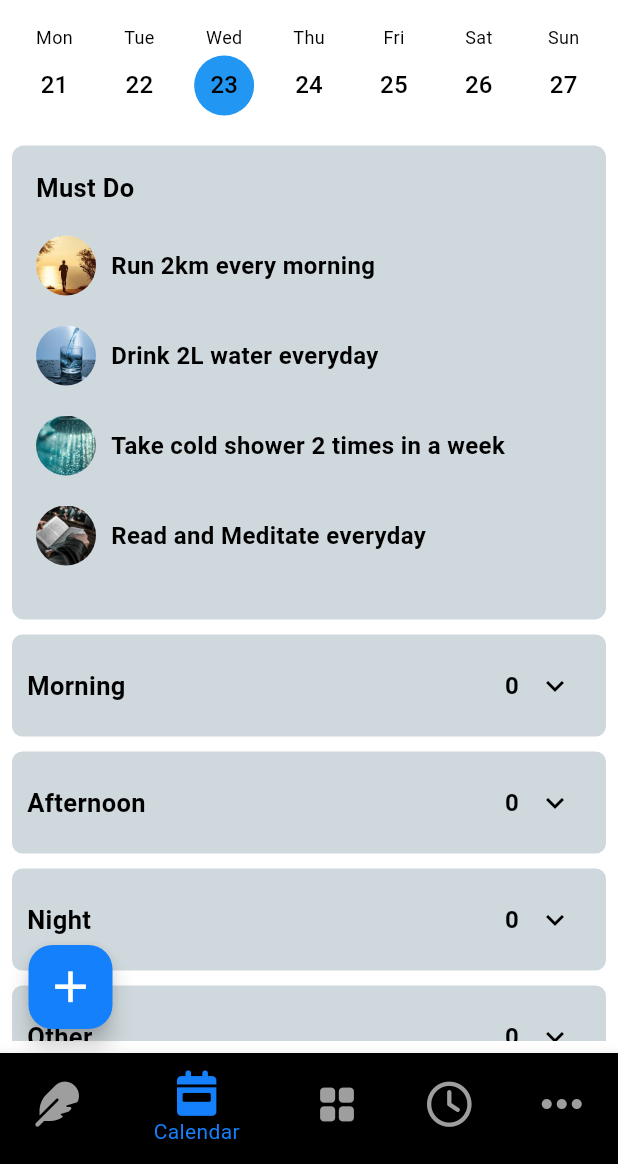
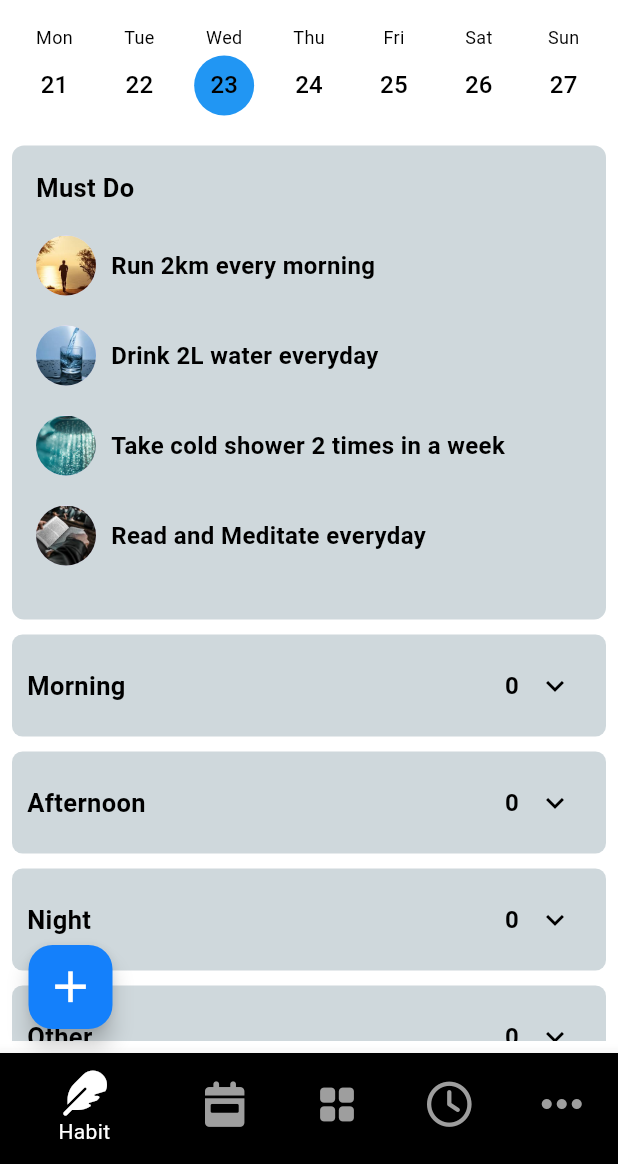
Before and after one commit to Rabeeheee/Track, a Flutter app: the HabitScreen screen opened directly, on a phone screen of 412 x 824 dp, the part 72-1236 px from its top. Run offline on Flutter 3.47's test engine with Material 3 defaults, Android fonts, the phone set to English and light mode, and no system bars; our stand-ins replace fl_chart, flutter_local_notifications, font_awesome_flutter, hive, hive_flutter, image_picker and 3 more; missing offline and left inert: iconify_flutter; accounts and stored records are empty.

```diff
--- a/analysis_options.yaml
+++ b/analysis_options.yaml
@@ -7,6 +7,9 @@
 
 # The following line activates a set of recommended lints for Flutter apps,
 # packages, and plugins designed to encourage good coding practices.
+analyzer:
+  errors:
+    non_constant_identifier_names: ignore
 include: package:flutter_lints/flutter.yaml
 
 linter:
--- a/lib/pages/tabs/habit_screen.dart
+++ b/lib/pages/tabs/habit_screen.dart
@@ -153,7 +153,7 @@ class HabitScreenState extends State<HabitScreen> {
                   onPressed: () {
                     Navigator.push(
                       context,
-                      MaterialPageRoute(builder: (context)=> ProgressScreen(totalPoints: 0, totalPossiblePoints: 0,)));
+                      MaterialPageRoute(builder: (context)=> ProgressScreen(overallprogress: 0,)));
                   },
                   icon: Iconify(
                     GameIcons.progression,
--- a/lib/pages/widgets/bottomnav.dart
+++ b/lib/pages/widgets/bottomnav.dart
@@ -4,19 +4,19 @@ import 'package:font_awesome_flutter/font_awesome_flutter.dart';
 import 'package:trackitapp/utils/colors.dart';
 
 class Bottomnav extends StatelessWidget {
-  final int selectedIndex;
+  final int selectedIndex=0;
   final Function(int) onItemTapped;
 
   const Bottomnav({
     Key? key,
-    required this.selectedIndex,
-    required this.onItemTapped,
+    // required this.selectedIndex,
+    required this.onItemTapped, required int selectedIndex,
   }) : super(key: key);
 
   @override
   Widget build(BuildContext context) {
     return BottomNavigationBar(
-      backgroundColor: Theme.of(context).scaffoldBackgroundColor,
+      backgroundColor: AppColors.primaryColor, // Change to your desired color
       items: const <BottomNavigationBarItem>[
         BottomNavigationBarItem(
           icon: Icon(FontAwesomeIcons.feather),
@@ -35,13 +35,13 @@ class Bottomnav extends StatelessWidget {
           label: 'Focus',
         ),
         BottomNavigationBarItem(
-          icon: Icon(Icons.more_horiz_outlined,size: 40,),
+          icon: Icon(Icons.more_horiz_outlined, size: 40),
           label: 'More',
         ),
       ],
       currentIndex: selectedIndex,
-      selectedItemColor: AppColors.primaryColor,
-      unselectedItemColor: Colors.grey,
+      selectedItemColor: Colors.white, // Color for selected item
+      unselectedItemColor: Colors.grey, // Color for unselected items
       iconSize: 30,
       onTap: onItemTapped,
     );
--- a/lib/pages/widgets/weekly_progres.dart
+++ b/lib/pages/widgets/weekly_progres.dart
@@ -7,6 +7,7 @@ import 'package:trackitapp/utils/theme_provider.dart';
 class WeeklyProgressGraph extends StatelessWidget {
   @override
   Widget build(BuildContext context) {
+
     final themeProvider = Provider.of<ThemeProvider>(context);
 
     return FutureBuilder(
@@ -19,6 +20,8 @@ class WeeklyProgressGraph extends StatelessWidget {
             ),
           );
         }
+
+
 
         var weeklyPoints = snapshot.data!;
         List<BarChartGroupData> barGroups = [];
--- a/lib/services/models/hive_service.dart
+++ b/lib/services/models/hive_service.dart
@@ -1,8 +1,11 @@
 import 'dart:math';
 
+import 'package:flutter/material.dart';
 import 'package:hive/hive.dart';
 import 'package:trackitapp/services/models/addhabit_modal.dart';
 import 'package:trackitapp/services/models/progress_modal.dart';
+
+ValueNotifier<List<WeeklyProgress>> progressListNotifier = ValueNotifier([]);
 
 class HiveService {
   // Open the userBox
@@ -139,9 +142,11 @@ Future<Map<String, int>> calculateWeeklyPoints() async {
  // Save the weekly progress data
   List<WeeklyProgress> weeklyProgressList = weeklyPoints.entries.map((entry) {
   return WeeklyProgress(
+
     entry.value,
     day: entry.key,
-    points: entry.value
+    points: entry.value,
+
   );
 }).toList();
 
@@ -156,6 +161,7 @@ Future<Map<String, int>> calculateWeeklyPoints() async {
   // await saveWeeklyProgress(testList);
 
 await saveWeeklyProgress(weeklyProgressList);
+getWeeklyProgress();
 
 return weeklyPoints;
 }
@@ -230,6 +236,8 @@ Future<void> saveWeeklyProgress(List<WeeklyProgress> weeklyProgressList) async {
   for (var progress in weeklyProgressList) {
     await box.put(progress.day, progress);
   }
+//   await saveWeeklyProgress(weeklyProgressList);
+// await getWeeklyProgress();
 
   // print("Saved Weekly Progress: ${box.values.toList()}");
 }
@@ -238,6 +246,10 @@ Future<void> saveWeeklyProgress(List<WeeklyProgress> weeklyProgressList) async {
 Future<List<WeeklyProgress>> getWeeklyProgress() async {
   var box = await openWeeklyProgressBox();
   var progressList = box.values.toList();
+
+  progressListNotifier.value =List.from(progressList);
+
+  progressListNotifier.notifyListeners();
 
   if (progressList.isEmpty) {
     // print("No progress data available");
--- a/lib/services/models/progress_modal.dart
+++ b/lib/services/models/progress_modal.dart
@@ -13,5 +13,7 @@ class WeeklyProgress {
   @HiveField(2)
   final int weeklyPoints;
 
+
+
   WeeklyProgress(this.weeklyPoints, {required this.day, required this.points, });
 }
--- a/lib/utils/theme_provider.dart
+++ b/lib/utils/theme_provider.dart
@@ -24,6 +24,7 @@ class ThemeProvider with ChangeNotifier {
         splashColor: Colors.black,
         hoverColor: AppColors.primaryColor,
         focusColor: Colors.black,
+        shadowColor: Color(0xFF3c3c3c)
 
       );
     } else {
```
Also changed, not shown: lib/pages/tabs/progress.dart (+48 -11 lines), lib/pages/widgets/Add_Habit/date_goal_selection.dart (+35 -9 lines), lib/pages/widgets/overall_progress.dart (+31 -18 lines).
